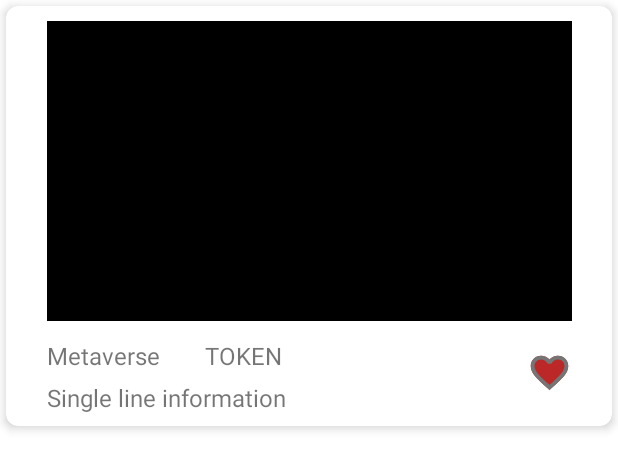
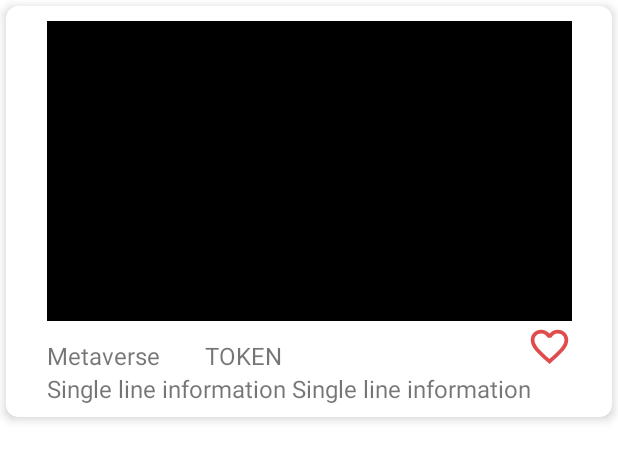
Before and after one commit to recfr/Meta-Republic, an Android app: the layout adapter_item_metaverse.xml on its own in the app's theme, with its tools: preview values and no code run, on a phone screen of 412 x 824 dp. Shown: the top 470 px of the screen. Run offline under Robolectric (Android 15) with nearby library versions, the light colour scheme and no system bars; network calls fail.

Commit message:
adapter edit

```diff
--- a/app/src/main/java/com/retrolabs/metarepublic/MainActivity.kt
+++ b/app/src/main/java/com/retrolabs/metarepublic/MainActivity.kt
@@ -1,7 +1,6 @@
 package com.retrolabs.metarepublic
 
 import android.os.Bundle
-import android.view.Menu
 import androidx.appcompat.app.AppCompatActivity
 import androidx.drawerlayout.widget.DrawerLayout
 import androidx.navigation.NavController
@@ -48,9 +47,4 @@ class MainActivity : AppCompatActivity() {
     override fun onSupportNavigateUp(): Boolean {
         return navController.navigateUp(appBarConfiguration) || return super.onSupportNavigateUp()
     }
-
-//    override fun onCreateOptionsMenu(menu: Menu?): Boolean {
-//        menuInflater.inflate(R.menu.nav_menu, menu)
-//        return true
-//    }
 }
--- a/app/src/main/java/com/retrolabs/metarepublic/data/model/database/FavoriteMetaEntity.kt
+++ b/app/src/main/java/com/retrolabs/metarepublic/data/model/database/FavoriteMetaEntity.kt
@@ -18,7 +18,7 @@ data class FavoriteMetaEntity(
     @ColumnInfo(name = "meta_media")
     val metaMedia: String?,
     @ColumnInfo(name = "meta_info")
-    val metaInfo: String?,
-    @ColumnInfo(name = "is_favorite")
-    val isFavorite: Boolean = false
+    val metaInfo: String?
+//    @ColumnInfo(name = "is_favorite")
+//    val isFavorite: Boolean = false
 )
--- a/app/src/main/java/com/retrolabs/metarepublic/data/model/database/MetaDetailsEntity.kt
+++ b/app/src/main/java/com/retrolabs/metarepublic/data/model/database/MetaDetailsEntity.kt
@@ -18,7 +18,7 @@ data class MetaDetailsEntity(
     @ColumnInfo(name = "meta_media")
     val metaMedia: String?,
     @ColumnInfo(name = "meta_info")
-    val metaInfo: String?,
-    @ColumnInfo(name = "is_favorite")
-    val isFavorite: Boolean = false
+    val metaInfo: String?
+//    @ColumnInfo(name = "is_favorite")
+//    val isFavorite: Boolean = false
 )
--- a/app/src/main/java/com/retrolabs/metarepublic/domain/repository/MetaModelRepository.kt
+++ b/app/src/main/java/com/retrolabs/metarepublic/domain/repository/MetaModelRepository.kt
@@ -76,6 +76,10 @@ class MetaModelRepositoryImpl @Inject constructor(
         dao.updateMetaverseList(metaDetailsEntityList)
     }
 
+    override suspend fun insertFavorites(metaDetailsEntity: MetaDetailsEntity) {
+        dao.insertFavorite(metaDetailsEntity)
+    }
+
     /**
      * Check network connection
      * liveData/useCase ?
@@ -107,7 +111,7 @@ class MetaModelRepositoryImpl @Inject constructor(
     }
 
     /**
-     * Check is metaverse_database Room Database existing.
+     * Check is Room Database existing "metaverse_database".
      */
     private fun isDatabaseExist(context: Context, databaseName: String): Boolean {
         val databaseFile: File = context.getDatabasePath(databaseName)
--- a/app/src/main/java/com/retrolabs/metarepublic/domain/repository/MetaverseRepository.kt
+++ b/app/src/main/java/com/retrolabs/metarepublic/domain/repository/MetaverseRepository.kt
@@ -12,4 +12,6 @@ interface MetaverseRepository {
     suspend fun insertNewMetaverse(metaDetailsEntity: MetaDetailsEntity)
 
     suspend fun updateMetaverseList(metaDetailsEntityList: List<MetaDetailsEntity>)
+
+    suspend fun insertFavorites(metaDetailsEntity: MetaDetailsEntity)
 }
--- a/app/src/main/java/com/retrolabs/metarepublic/ui/viewmodel/FavoriteFragmentViewModel.kt
+++ b/app/src/main/java/com/retrolabs/metarepublic/ui/viewmodel/FavoriteFragmentViewModel.kt
@@ -15,6 +15,10 @@ class FavoriteFragmentViewModel @Inject constructor(
     val favoriteLiveData: LiveData<List<MetaDetailsEntity>>
         get() = favoriteRepositoryImpl.getAllFavorites()
 
+
+    /**
+     * do not need that function here.
+     */
     fun insertFavorite(metaDetailsEntity: MetaDetailsEntity) {
         viewModelScope.launch {
             favoriteRepositoryImpl.insertFavorite(metaDetailsEntity)
--- a/app/src/main/java/com/retrolabs/metarepublic/ui/viewmodel/HomeFragmentViewModel.kt
+++ b/app/src/main/java/com/retrolabs/metarepublic/ui/viewmodel/HomeFragmentViewModel.kt
@@ -23,4 +23,10 @@ class HomeFragmentViewModel @Inject constructor(
 
     val metaModelLiveData: LiveData<List<MetaDetailsEntity>>
         get() = metaverseRepository.getAllMetaverse()
+
+    fun insertFavorite(metaDetailsEntity: MetaDetailsEntity) {
+        viewModelScope.launch {
+            metaverseRepository.insertFavorites(metaDetailsEntity)
+        }
+    }
 }
--- a/app/src/main/res/drawable/ic_favorite_border.xml
+++ b/app/src/main/res/drawable/ic_favorite_border.xml
@@ -1,4 +1,4 @@
-<vector android:height="24dp" android:tint="#757575"
+<vector android:height="24dp" android:tint="#E04C4C"
     android:viewportHeight="24" android:viewportWidth="24"
     android:width="24dp" xmlns:android="http://schemas.android.com/apk/res/android">
     <path android:fillColor="@android:color/white" android:pathData="M16.5,3c-1.74,0 -3.41,0.81 -4.5,2.09C10.91,3.81 9.24,3 7.5,3 4.42,3 2,5.42 2,8.5c0,3.78 3.4,6.86 8.55,11.54L12,21.35l1.45,-1.32C18.6,15.36 22,12.28 22,8.5 22,5.42 19.58,3 16.5,3zM12.1,18.55l-0.1,0.1 -0.1,-0.1C7.14,14.24 4,11.39 4,8.5 4,6.5 5.5,5 7.5,5c1.54,0 3.04,0.99 3.57,2.36h1.87C13.46,5.99 14.96,5 16.5,5c2,0 3.5,1.5 3.5,3.5 0,2.89 -3.14,5.74 -7.9,10.05z"/>
--- a/app/src/main/res/layout/adapter_item_metaverse.xml
+++ b/app/src/main/res/layout/adapter_item_metaverse.xml
@@ -64,37 +64,27 @@
 
             <TextView
                 android:id="@+id/textView_info"
-                android:layout_width="wrap_content"
+                android:layout_width="325dp"
                 android:layout_height="wrap_content"
-                android:layout_marginTop="6dp"
                 android:ellipsize="end"
                 android:maxLines="1"
                 android:paddingBottom="6dp"
                 android:textSize="16sp"
-                card_view:layout_constraintStart_toEndOf="@id/imageView_thumbnail"
-                card_view:layout_constraintStart_toStartOf="@id/textView_metaverse_name"
-                card_view:layout_constraintTop_toBottomOf="@id/textView_metaverse_name"
-                tools:text="Single line information" />
+                card_view:layout_constraintEnd_toEndOf="@+id/imageView_favorite"
+                card_view:layout_constraintHorizontal_bias="0.0"
+                card_view:layout_constraintStart_toStartOf="@+id/textView_metaverse_name"
+                card_view:layout_constraintTop_toBottomOf="@+id/textView_metaverse_name"
+                tools:text="Single line information Single line information " />
 
-            <ImageView
+            <ImageButton
                 android:id="@+id/imageView_favorite"
                 android:layout_width="30dp"
                 android:layout_height="30dp"
-                card_view:layout_constraintBottom_toBottomOf="@+id/textView_info"
+                android:background="@drawable/ic_favorite_border"
+                android:contentDescription="@string/favorite_icon"
+                card_view:layout_constraintBottom_toTopOf="@+id/textView_info"
                 card_view:layout_constraintEnd_toEndOf="@id/imageView_thumbnail"
-                card_view:layout_constraintTop_toBottomOf="@+id/imageView_thumbnail"
-                tools:srcCompat="@drawable/ic_favorite"
-                android:contentDescription="@string/favorite_icon" />
-
-            <ImageView
-                android:id="@+id/imageView_favorite_border"
-                android:layout_width="30dp"
-                android:layout_height="30dp"
-                card_view:layout_constraintBottom_toBottomOf="@+id/textView_info"
-                card_view:layout_constraintEnd_toEndOf="@id/imageView_thumbnail"
-                card_view:layout_constraintTop_toBottomOf="@+id/imageView_thumbnail"
-                tools:srcCompat="@drawable/ic_favorite_border"
-                android:contentDescription="@string/favorite_border_icon" />
+                card_view:layout_constraintTop_toBottomOf="@+id/imageView_thumbnail" />
 
         </androidx.constraintlayout.widget.ConstraintLayout>
     </androidx.cardview.widget.CardView>
```
Also changed, not shown: app/src/main/java/com/retrolabs/metarepublic/domain/recyclerview/MetaverseAdapter.kt (+26 -12 lines), app/src/main/java/com/retrolabs/metarepublic/ui/HomeFragment.kt (+11 -3 lines).
